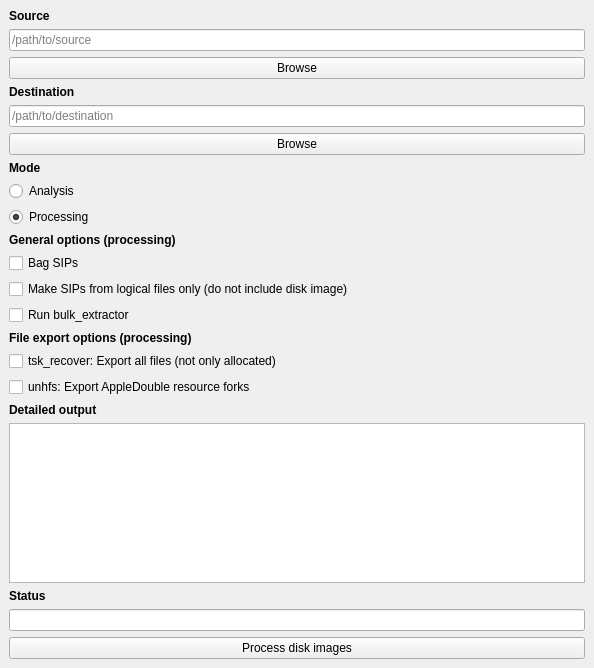
Above: design.ui from CCA-Public/diskimageprocessor before the change. Below: the same form after it.
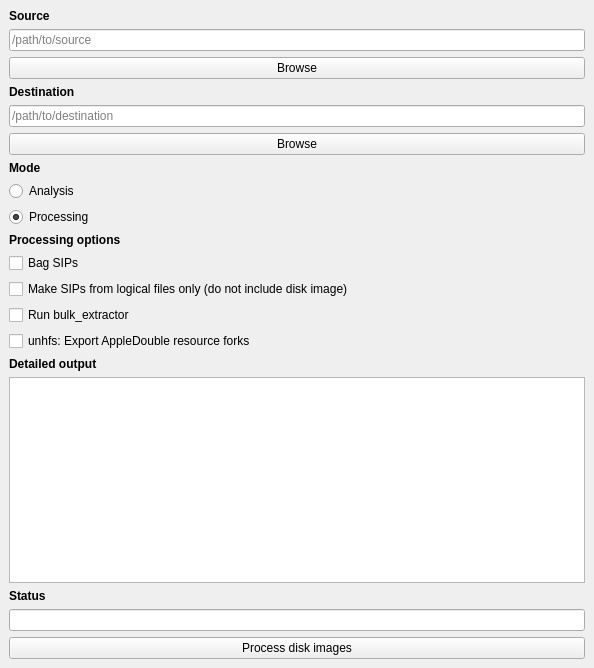
That is the form after the change.

Commit message: Remove tsk_recover option from GUI

```diff
--- a/design.ui
+++ b/design.ui
@@ -87,7 +87,7 @@
     <item>
      <widget class="QLabel" name="label">
       <property name="text">
-       <string>&lt;html&gt;&lt;head/&gt;&lt;body&gt;&lt;p&gt;&lt;span style=&quot; font-weight:600;&quot;&gt;General options (processing)&lt;/span&gt;&lt;/p&gt;&lt;/body&gt;&lt;/html&gt;</string>
+       <string>&lt;html&gt;&lt;head/&gt;&lt;body&gt;&lt;p&gt;&lt;span style=&quot; font-weight:600;&quot;&gt;Processing options&lt;/span&gt;&lt;/p&gt;&lt;/body&gt;&lt;/html&gt;</string>
       </property>
      </widget>
     </item>
@@ -112,20 +112,6 @@
       </property>
      </widget>
     </item>
-    <item>
-     <widget class="QLabel" name="label_5">
-      <property name="text">
-       <string>&lt;html&gt;&lt;head/&gt;&lt;body&gt;&lt;p&gt;&lt;span style=&quot; font-weight:600;&quot;&gt;File export options (processing)&lt;/span&gt;&lt;/p&gt;&lt;/body&gt;&lt;/html&gt;</string>
-      </property>
-     </widget>
-    </item>
-    <item>
-     <widget class="QCheckBox" name="checkBox_2">
-      <property name="text">
-       <string>tsk_recover: Export all files (not only allocated)</string>
-      </property>
-     </widget>
-    </item>
     <item>
      <widget class="QCheckBox" name="resforksBtn">
       <property name="text">
```
The commit also changes 1 other file.
